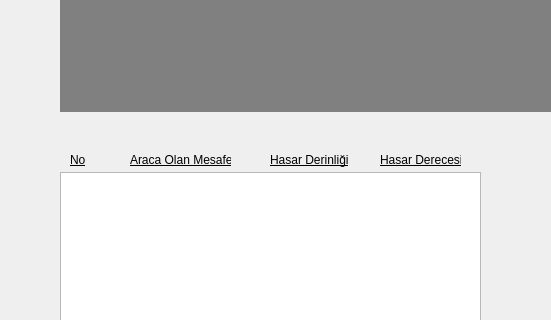
Qt form form.ui (saitgurdag/Road-Surface-Damage-Detection-System) before a commit; both pictures show x 0 to 551 and y 278 to 598 of the 991 by 698 pixel window.
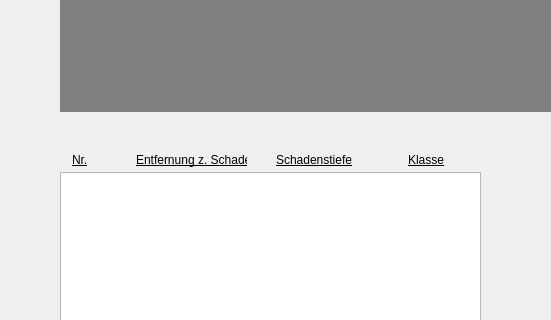
The same form after that commit.

What changed in the file:
```diff
--- a/form.ui
+++ b/form.ui
@@ -123,9 +123,9 @@
    <widget class="QLabel" name="label_4">
     <property name="geometry">
      <rect>
-      <x>380</x>
+      <x>408</x>
       <y>430</y>
-      <width>81</width>
+      <width>41</width>
       <height>16</height>
      </rect>
     </property>
@@ -135,13 +135,13 @@
      </font>
     </property>
     <property name="text">
-     <string>Hasar Derecesi</string>
+     <string>Klasse</string>
     </property>
    </widget>
    <widget class="QLabel" name="label_5">
     <property name="geometry">
      <rect>
-      <x>270</x>
+      <x>276</x>
       <y>430</y>
       <width>81</width>
       <height>16</height>
@@ -153,15 +153,15 @@
      </font>
     </property>
     <property name="text">
-     <string>Hasar Derinliği</string>
+     <string>Schadenstiefe</string>
     </property>
    </widget>
    <widget class="QLabel" name="label_6">
     <property name="geometry">
      <rect>
-      <x>130</x>
+      <x>136</x>
       <y>430</y>
-      <width>101</width>
+      <width>111</width>
       <height>16</height>
      </rect>
     </property>
@@ -171,13 +171,13 @@
      </font>
     </property>
     <property name="text">
-     <string>Araca Olan Mesafe</string>
+     <string>Entfernung z. Schaden</string>
     </property>
    </widget>
    <widget class="QLabel" name="label_7">
     <property name="geometry">
      <rect>
-      <x>70</x>
+      <x>72</x>
       <y>430</y>
       <width>81</width>
       <height>16</height>
@@ -189,7 +189,7 @@
      </font>
     </property>
     <property name="text">
-     <string>No</string>
+     <string>Nr.</string>
     </property>
    </widget>
   </widget>
```
